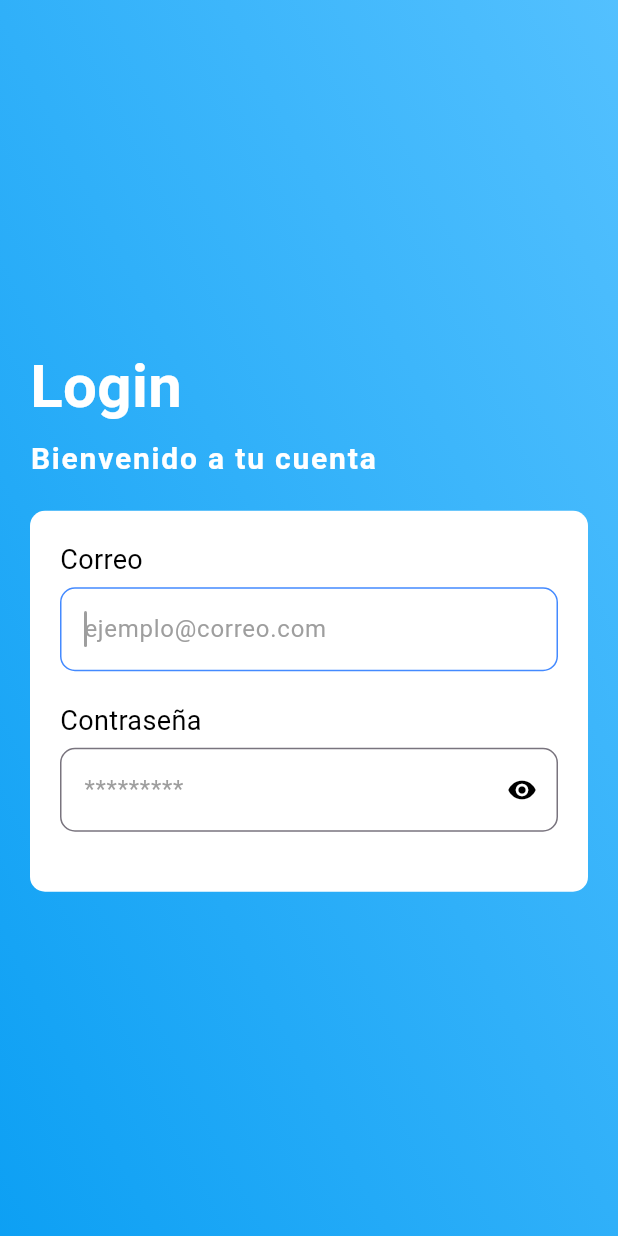
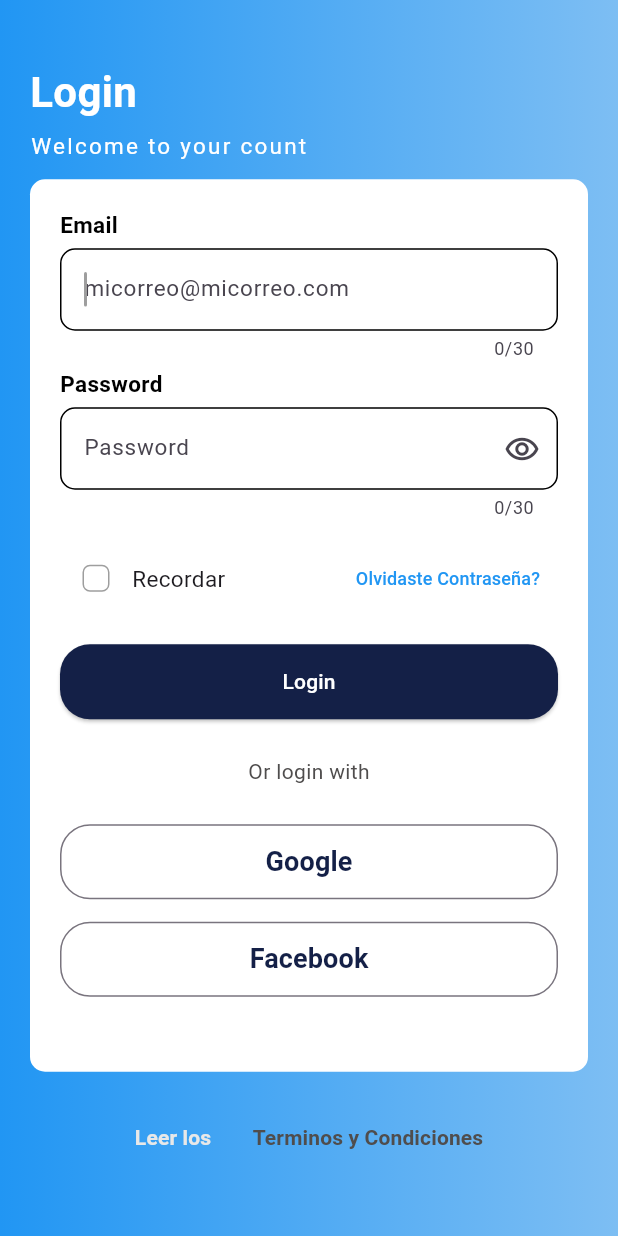
Before and after one commit to victoMR/Contador_con_flutter, a Flutter app: the screen it shows after launch, on a phone screen of 412 x 824 dp. Run offline on Flutter 3.47's test engine with Material 3 defaults, Android fonts, the phone set to English and light mode, and no system bars.

Commit message:
finishing up the login page

```diff
--- a/lib/main.dart
+++ b/lib/main.dart
@@ -10,6 +10,7 @@ class MyApp extends StatelessWidget {
   @override
   Widget build(BuildContext context) {
     return const MaterialApp(
+      debugShowCheckedModeBanner: false,
       title: 'Material App',
       home: LoginPage(),
     );
--- a/lib/pages/login_page.dart
+++ b/lib/pages/login_page.dart
@@ -1,5 +1,7 @@
+//importM
 import 'package:flutter/material.dart';
 
+//stfulW
 class LoginPage extends StatefulWidget {
   const LoginPage({super.key});
 
@@ -13,47 +15,43 @@ class _LoginPageState extends State<LoginPage> {
     return const Scaffold(
         body: Stack(
       children: [
-          // Fondo
-          _Fondo(),
-          // Formulario
-          _Formulario(),
-          // Boton
-          _Boton(),
+        Fondo(),
+        Contenido(),
       ],
-      ),
+    ));
+  }
+}
+
+//statelessW
+class Fondo extends StatelessWidget {
+  const Fondo({super.key});
+
+  @override
+  Widget build(BuildContext context) {
+    return Container(
+      //min propiedad may widget, los wid aceptan propiedades
+      decoration: const BoxDecoration(
+          gradient: LinearGradient(
+        colors: [
+          Color.fromARGB(255, 125, 190, 243),
+          Colors.blue,
+        ],
+        begin: Alignment.centerRight,
+        end: Alignment.centerLeft,
+      )),
     );
   }
 }
 
-// Fondo de la pagina
-class _Fondo extends StatelessWidget {
-  const _Fondo({super.key});
+//StatefulW
+class Contenido extends StatefulWidget {
+  const Contenido({super.key});
 
   @override
-  Widget build(BuildContext context) {
-    return Container(
-        decoration: const BoxDecoration(
-      gradient: LinearGradient(
-        begin: Alignment.topCenter,
-        end: Alignment.bottomCenter,
-        tileMode: TileMode.clamp, // esto hace que se repita el gradiente
-        transform: GradientRotation(10.52551), // rotacion del gradiente
-        stops: [0.0, 1.0], // inicio y fin del gradiente
-        colors: [Color(0xff099ef3), Color(0xff57c2ff)],
-      ),
-    ));
-  }
+  State<Contenido> createState() => _ContenidoState();
 }
 
-// Formulario de la pagina
-class _Formulario extends StatefulWidget {
-  const _Formulario({super.key});
-
-  @override
-  State<_Formulario> createState() => __FormularioState();
-}
-
-class __FormularioState extends State<_Formulario> {
+class _ContenidoState extends State<Contenido> {
   @override
   Widget build(BuildContext context) {
     return const Padding(
@@ -65,129 +63,303 @@ class __FormularioState extends State<_Formulario> {
           Text(
             'Login',
             style: TextStyle(
-                color: Colors.white, fontSize: 40, fontWeight: FontWeight.bold),
+              color: Colors.white,
+              fontWeight: FontWeight.bold,
+              fontSize: 28,
             ),
-          SizedBox(height: 5),
+          ),
+          SizedBox(
+            height: 5,
+          ),
           Text(
-            'Bienvenido a tu cuenta',
+            'Welcome to your count',
             style: TextStyle(
               color: Colors.white,
-                fontSize: 20,
-                fontWeight: FontWeight.bold,
-                letterSpacing: 1.2),
+              fontSize: 15,
+              letterSpacing: 1.5,
             ),
-          SizedBox(height: 20),
-          // Input
-          _Input(),
+          ),
+          SizedBox(height: 12),
+          Datos(),
+          SizedBox(
+            height: 15,
+          ),
+          _Politicas(),
         ],
       ),
     );
   }
 }
 
-// Input de la pagina
-class _Input extends StatefulWidget {
-  const _Input({super.key});
+class Datos extends StatefulWidget {
+  const Datos({super.key});
 
   @override
-  State<_Input> createState() => __InputState();
+  State<Datos> createState() => _DatosState();
 }
 
-class __InputState extends State<_Input> {
+class _DatosState extends State<Datos> {
+  bool showPass = true;
+
   @override
   Widget build(BuildContext context) {
     return Container(
       padding: const EdgeInsets.all(20),
       decoration: BoxDecoration(
-          color: Colors.white, borderRadius: BorderRadius.circular(10)),
+        borderRadius: BorderRadius.circular(10),
+        color: Colors.white,
+      ),
       child: Column(
         crossAxisAlignment: CrossAxisAlignment.start,
         children: [
-          const Text('Correo',
+          const Text(
+            'Email',
             style: TextStyle(
               color: Colors.black,
-                fontSize: 18,
-              )),
-          const SizedBox(height: 5),
+              fontWeight: FontWeight.bold,
+              fontSize: 15,
+            ),
+          ),
+          const SizedBox(
+            height: 5,
+          ),
           TextFormField(
             keyboardType: TextInputType.emailAddress,
+            style: const TextStyle(color: Colors.black, fontSize: 15),
+            autofocus: true,
+            cursorColor: Colors.grey,
+            cursorRadius: const Radius.circular(16),
+            cursorWidth: 2.0,
+            maxLength: 30,
             decoration: InputDecoration(
-              border: OutlineInputBorder(
-                borderRadius: BorderRadius.circular(10),
+              // Personalizar el borde cuando no está seleccionado
+              enabledBorder: OutlineInputBorder(
+                borderRadius: BorderRadius.circular(10.0),
+                borderSide: const BorderSide(color: Colors.black),
               ),
-              hintText: 'ejemplo@correo.com',
-              hintStyle: const TextStyle(color: Colors.grey),
-              focusColor: Colors.blueAccent,
+              // Personalizar el borde cuando está seleccionado
               focusedBorder: OutlineInputBorder(
-                borderRadius: BorderRadius.circular(10),
-                borderSide: const BorderSide(color: Colors.blueAccent),
+                borderRadius: BorderRadius.circular(10.0),
+                borderSide: const BorderSide(color: Colors.black),
+              ),
+              hintText: 'micorreo@micorreo.com',
             ),
           ),
-            autocorrect: false,
-            autofillHints: const [AutofillHints.email],
-            cursorColor: Colors.grey,
-            cursorRadius: const Radius.circular(5),
-            cursorWidth: 2,
-            cursorOpacityAnimates: true,
-            obscureText: false,
-            autofocus: true,
+          const SizedBox(
+            height: 5,
           ),
-          const SizedBox(height: 20),
-          const Text('Contraseña',
+          const Text(
+            'Password',
             style: TextStyle(
               color: Colors.black,
-                fontSize: 18,
-              )),
-          const SizedBox(height: 5),
-          TextFormField(
-            obscureText: true,
-            keyboardType: TextInputType.visiblePassword,
-            decoration: InputDecoration(
-              border: OutlineInputBorder(
-                borderRadius: BorderRadius.circular(10),
-              ),
-              hintText: '*********',
-              suffixIcon: IconButton(
-                onPressed: () {},
-                color: Colors.black,
-                focusColor: Colors.blueAccent,
-                icon: const Icon(Icons.remove_red_eye),
-                selectedIcon: const Icon(Icons.remove_red_eye_outlined),
-                iconSize: 20,
-              ),
-              hintStyle: const TextStyle(color: Colors.grey),
-              focusColor: Colors.blueAccent,
-              focusedBorder: OutlineInputBorder(
-                borderRadius: BorderRadius.circular(10),
-                borderSide: const BorderSide(color: Colors.blue),
+              fontWeight: FontWeight.bold,
+              fontSize: 15,
             ),
           ),
-            autocorrect: false,
-            autofillHints: const [AutofillHints.password],
+          const SizedBox(
+            height: 5,
+          ),
+          TextFormField(
+            obscureText: showPass,
+            style: const TextStyle(color: Colors.black, fontSize: 15),
             cursorColor: Colors.grey,
-            cursorRadius: const Radius.circular(5),
-            cursorWidth: 2,
-            cursorOpacityAnimates: true,
-            autofocus: false,
-            // Falta el boton (ojo) de mostrar contraseña
+            cursorRadius: const Radius.circular(16),
+            cursorWidth: 2.0,
+            maxLength: 30,
+            decoration: InputDecoration(
+                enabledBorder: OutlineInputBorder(
+                  borderRadius: BorderRadius.circular(10.0),
+                  borderSide: const BorderSide(color: Colors.black),
                 ),
-          const SizedBox(height: 20),
-          // Boton
-          const _Boton(),
+                // Personalizar el borde cuando está seleccionado
+                focusedBorder: OutlineInputBorder(
+                  borderRadius: BorderRadius.circular(10.0),
+                  borderSide: const BorderSide(color: Colors.black),
+                ),
+                fillColor: Colors.blueAccent,
+                hintText: 'Password',
+                suffixIcon: IconButton(
+                  icon: const Icon(Icons.remove_red_eye_outlined),
+                  onPressed: () => {
+                    setState(() {
+                      showPass == true ? showPass = false : showPass = true;
+                    })
+                  },
+                )),
+          ),
+          const SizedBox(
+            height: 15,
+          ),
+          const Remember(),
+          const SizedBox(
+            height: 20,
+          ),
+          const Botones(),
         ],
       ),
     );
   }
 }
 
-// Boton de la pagina
-class _Boton extends StatelessWidget {
-  const _Boton({super.key});
+// si va a tener funcionamiento  statefulW
+
+class Remember extends StatefulWidget {
+  const Remember({super.key});
+
+  @override
+  State<Remember> createState() => _RememberState();
+}
+
+class _RememberState extends State<Remember> {
+  bool checked = false;
+  @override
+  Widget build(BuildContext context) {
+    return Row(
+      children: [
+        Checkbox(
+          value: checked,
+          activeColor: Colors.blue,
+          side: const BorderSide(color: Colors.grey),
+          shape: RoundedRectangleBorder(
+            borderRadius: BorderRadius.circular(5),
+          ),
+          onChanged: (value) => {
+            setState(() {
+              checked == false ? checked = true : checked = false;
+            }),
+          },
+        ),
+        const Text('Recordar', style: TextStyle(fontSize: 15)),
+        const Spacer(),
+        TextButton(
+          onPressed: () => {},
+          child: const Text(
+            'Olvidaste Contraseña?',
+            style: TextStyle(fontSize: 12, color: Colors.blue),
+          ),
+        ),
+      ],
+    );
+  }
+}
+
+class Botones extends StatelessWidget {
+  const Botones({super.key});
 
   @override
   Widget build(BuildContext context) {
-    return Container();
+    return Column(
+      children: [
+        SizedBox(
+          width: double.infinity,
+          height: 50,
+          child: ElevatedButton(
+            onPressed: () => {},
+            style: ButtonStyle(
+                shape: MaterialStateProperty.all<RoundedRectangleBorder>(
+                    RoundedRectangleBorder(
+                        borderRadius: BorderRadius.circular(20))),
+                backgroundColor:
+                    MaterialStateProperty.all<Color>(const Color(0xff142047))),
+            child: const Text(
+              'Login',
+              style: TextStyle(color: Colors.white),
+            ),
+          ),
+        ),
+        const SizedBox(
+          height: 25,
+          width: double.infinity,
+        ),
+        const Text(
+          'Or login with',
+          style: TextStyle(color: Color.fromARGB(255, 79, 77, 77)),
+        ),
+        const SizedBox(
+          height: 25,
+          width: double.infinity,
+        ),
+        SizedBox(
+            width: double.infinity,
+            height: 50,
+            child: OutlinedButton(
+                onPressed: () => {},
+                style: ButtonStyle(
+                  shape: MaterialStateProperty.all<RoundedRectangleBorder>(
+                      RoundedRectangleBorder(
+                          borderRadius: BorderRadius.circular(20))),
+                ),
+                child: const Text(
+                  'Google',
+                  style: TextStyle(
+                      color: Color(0xff142047),
+                      fontWeight: FontWeight.bold,
+                      fontSize: 18),
+                ))),
+        const SizedBox(
+          height: 15,
+          width: double.infinity,
+        ),
+        SizedBox(
+            width: double.infinity,
+            height: 50,
+            child: OutlinedButton(
+                onPressed: () => {},
+                style: ButtonStyle(
+                  shape: MaterialStateProperty.all<RoundedRectangleBorder>(
+                      RoundedRectangleBorder(
+                          borderRadius: BorderRadius.circular(20))),
+                ),
+                child: const Text(
+                  'Facebook',
+                  style: TextStyle(
+                      color: Color(0xff142047),
+                      fontWeight: FontWeight.bold,
+                      fontSize: 18),
+                ))),
+        const SizedBox(
+          height: 30,
+          width: double.infinity,
+        ),
+      ],
+    );
   }
 }
 
-// Path: lib/pages/login_page.dart
+class _Politicas extends StatelessWidget {
+  const _Politicas({super.key});
+
+  @override
+  Widget build(BuildContext context) {
+    return Column(
+      children: [
+        const SizedBox(
+          height: 5,
+        ),
+        Row(
+          mainAxisAlignment: MainAxisAlignment.center,
+          children: [
+            TextButton(
+              onPressed: () => {},
+              child: const Text(
+                'Leer los ',
+                style: TextStyle(
+                    color: Color.fromARGB(255, 232, 232, 232),
+                    fontWeight: FontWeight.bold),
+              ),
+            ),
+            TextButton(
+              onPressed: () => {},
+              child: const Text(
+                'Terminos y Condiciones',
+                style: TextStyle(
+                    color: Color.fromARGB(255, 79, 77, 77),
+                    fontWeight: FontWeight.bold),
+              ),
+            ),
+          ],
+        ),
+      ],
+    );
+  }
+}
```
Lines whose indentation alone changed are shown as unchanged.
